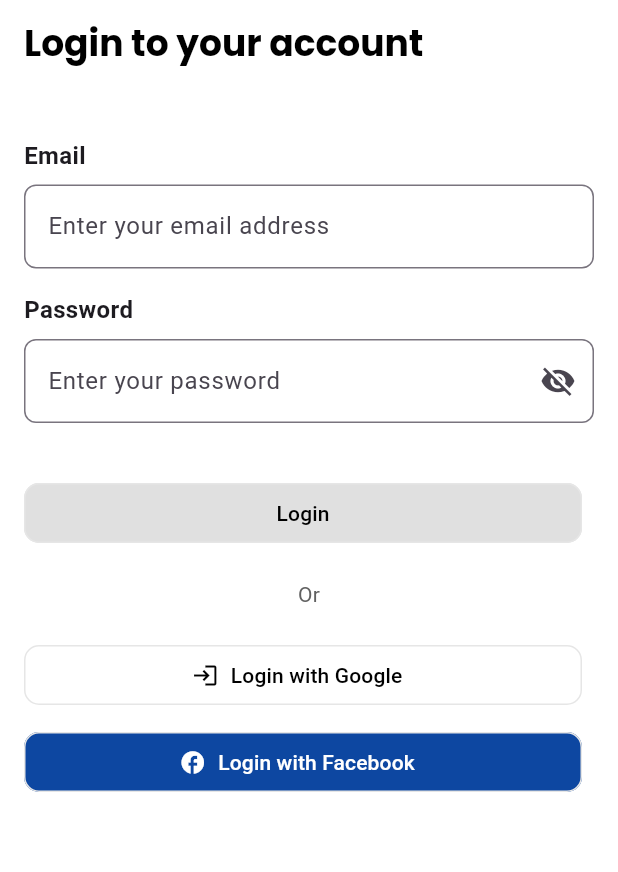
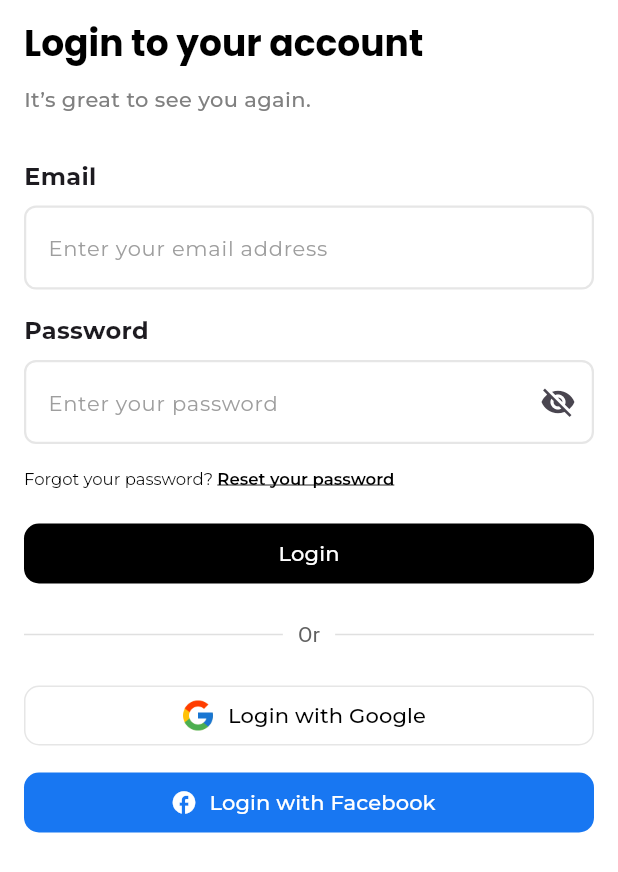
Before and after one commit to azzanslebew/GetX_Apps, a Flutter app: the screen it shows after launch, on a phone screen of 412 x 824 dp. Shown: the top 872 px of the screen. Run offline on Flutter 3.47's test engine with Material 3 defaults, Android fonts, the light colour scheme and no system bars; our stand-ins replace get, google_fonts.

Commit message:
#6 Login Page part2

```diff
--- a/lib/pages/login_page.dart
+++ b/lib/pages/login_page.dart
@@ -1,9 +1,11 @@
 import 'package:flutter/material.dart';
 import 'package:get/get.dart';
 import 'package:getx_apps/controller/login_controller.dart';
+import 'package:getx_apps/widgets/text.dart';
 import 'package:getx_apps/widgets/text_field.dart';
 import 'package:getx_apps/widgets/elevated_button.dart';
 import 'package:getx_apps/widgets/appbar.dart';
+import 'package:google_fonts/google_fonts.dart';
 
 class LoginPage extends StatelessWidget {
   const LoginPage({super.key});
@@ -20,12 +22,19 @@ class LoginPage extends StatelessWidget {
         fontSize: 24,
       ),
       body: Padding(
-        padding: const EdgeInsets.all(16.0),
+        padding: const EdgeInsets.symmetric(horizontal: 16.0),
         child: Column(
           crossAxisAlignment: CrossAxisAlignment.stretch,
           children: [
-            const SizedBox(height: 20),
+            MyText(
+                text: 'It’s great to see you again.',
+                textStyle: GoogleFonts.montserrat(
+                    color: const Color(0xff808080),
+                    fontWeight: FontWeight.w500)),
 
+            const SizedBox(height: 30),
+
+            // Text Field untuk Email
             MyTextField(
               label: 'Email',
               hintText: 'Enter your email address',
@@ -35,6 +44,7 @@ class LoginPage extends StatelessWidget {
               },
             ),
 
+            // Text Field untuk Password
             Obx(() => MyTextField(
                   label: 'Password',
                   hintText: 'Enter your password',
@@ -49,25 +59,80 @@ class LoginPage extends StatelessWidget {
                   },
                 )),
 
+            Align(
+              alignment: Alignment.centerLeft,
+              child: GestureDetector(
+                onTap: () {},
+                child: RichText(
+                  text: TextSpan(
+                    children: [
+                      TextSpan(
+                        text: 'Forgot your password? ',
+                        style: GoogleFonts.montserrat(
+                          fontSize: 11,
+                          color: Colors.black,
+                        ),
+                      ),
+                      TextSpan(
+                        text: 'Reset your password',
+                        style: GoogleFonts.montserrat(
+                          fontWeight: FontWeight.w600,
+                          fontSize: 11,
+                          color: Colors.black,
+                          decoration: TextDecoration.underline,
+                        ),
+                      ),
+                    ],
+                  ),
+                ),
+              ),
+            ),
+
             const SizedBox(height: 20),
 
+            // Tombol Login
             MyButton(
               onPressed: () {
                 loginController.login();
               },
               category: 'Login',
-              backgroundColor: Colors.grey.shade300,
-              textColor: Colors.black,
+              backgroundColor: Colors.black,
+              textColor: Colors.white,
               borderRadius: 10.0,
               showIcon: false,
+              showBorder: false,
             ),
 
             const SizedBox(height: 20),
-            Center(
-              child: Text('Or', style: TextStyle(color: Colors.grey.shade700)),
+
+            // Garis dengan Teks "Or"
+            Row(
+              children: [
+                Expanded(
+                  child: Divider(
+                    thickness: 1,
+                    color: Colors.grey.shade300,
+                  ),
+                ),
+                Padding(
+                  padding: const EdgeInsets.symmetric(horizontal: 10.0),
+                  child: Text(
+                    'Or',
+                    style: TextStyle(color: Colors.grey.shade700),
+                  ),
+                ),
+                Expanded(
+                  child: Divider(
+                    thickness: 1,
+                    color: Colors.grey.shade300,
+                  ),
+                ),
+              ],
             ),
+
             const SizedBox(height: 20),
 
+            // Tombol Login dengan Google
             MyButton(
               onPressed: () {},
               category: 'Login with Google',
@@ -75,18 +140,24 @@ class LoginPage extends StatelessWidget {
               textColor: Colors.black,
               borderRadius: 10.0,
               showIcon: true,
-              icon: Icons.login,
+              iconWidget: Image.asset(
+                'assets/images/google_icon.png',
+                width: 24.0,
+                height: 24.0,
+              ),
             ),
 
             const SizedBox(height: 10),
 
+            // Tombol Login dengan Facebook
             MyButton(
               onPressed: () {},
               category: 'Login with Facebook',
-              backgroundColor: Colors.blue.shade900,
+              backgroundColor: const Color(0xff1877F2),
               textColor: Colors.white,
               borderRadius: 10.0,
               showIcon: true,
+              showBorder: false,
               icon: Icons.facebook,
             ),
           ],
--- a/lib/pages/menus/home.dart
+++ b/lib/pages/menus/home.dart
@@ -11,7 +11,7 @@ class Home extends StatelessWidget {
 
   @override
   Widget build(BuildContext context) {
-    final CategoryController categoryController = Get.put(CategoryController());
+    final CategoryController categoryController = Get.find();
 
     return Scaffold(
       appBar: const MyAppBar(
--- a/lib/widgets/Home/category_button.dart
+++ b/lib/widgets/Home/category_button.dart
@@ -5,12 +5,12 @@ import 'package:getx_apps/widgets/elevated_button.dart';
 
 class CategoryButton extends StatelessWidget {
   final String category;
-  final CategoryController controller = Get.find();
 
-  CategoryButton(this.category, {super.key});
+  const CategoryButton(this.category, {super.key});
 
   @override
   Widget build(BuildContext context) {
+    final CategoryController controller = Get.find();
     return Obx(() {
       bool isSelected = controller.selectedCategory.value == category;
       return Container(
--- a/lib/widgets/Home/search_bar.dart
+++ b/lib/widgets/Home/search_bar.dart
@@ -18,11 +18,14 @@ class MySearchBar extends StatelessWidget {
           const SizedBox(width: 8),
           Expanded(
             child: TextField(
+              cursorColor: Colors.black,
               decoration: InputDecoration(
                 hintText: 'Search for clothes...',
                 border: InputBorder.none,
                 hintStyle: TextStyle(
-                    color: Colors.grey.shade400, fontWeight: FontWeight.w400),
+                    color: Colors.grey.shade400,
+                    fontWeight: FontWeight.w400,
+                    fontSize: 14),
               ),
             ),
           ),
--- a/lib/widgets/elevated_button.dart
+++ b/lib/widgets/elevated_button.dart
@@ -1,4 +1,5 @@
 import 'package:flutter/material.dart';
+import 'package:google_fonts/google_fonts.dart';
 
 class MyButton extends StatelessWidget {
   final VoidCallback onPressed;
@@ -10,6 +11,8 @@ class MyButton extends StatelessWidget {
   final bool isSelected;
   final bool showIcon;
   final IconData? icon;
+  final Widget? iconWidget;
+  final bool showBorder;
 
   const MyButton({
     super.key,
@@ -22,25 +25,34 @@ class MyButton extends StatelessWidget {
     this.isSelected = false,
     this.showIcon = false,
     this.icon,
+    this.iconWidget,
+    this.showBorder = true,
   });
 
   @override
   Widget build(BuildContext context) {
-    return Container(
-      padding: const EdgeInsets.only(right: 8),
+    return SizedBox(
       child: ElevatedButton.icon(
         onPressed: onPressed,
-        icon: showIcon && icon != null
-            ? Icon(icon, color: textColor)
-            : Container(),
-        label: Text(category),
+        icon: showIcon
+            ? iconWidget ??
+                (icon != null ? Icon(icon, color: textColor) : const SizedBox())
+            : const SizedBox(),
+        label: Text(
+          category,
+          style: GoogleFonts.montserrat(
+              color: isSelected ? Colors.white : textColor),
+        ),
         style: ElevatedButton.styleFrom(
           shape: RoundedRectangleBorder(
             borderRadius: BorderRadius.circular(borderRadius),
-            side: BorderSide(
-              style: BorderStyle.solid,
-              color: isSelected ? Colors.transparent : const Color(0xffE6E6E6),
-            ),
+            side: showBorder
+                ? BorderSide(
+                    color: isSelected
+                        ? Colors.transparent
+                        : const Color(0xffE6E6E6),
+                  )
+                : BorderSide.none,
           ),
           backgroundColor: isSelected ? Colors.black : backgroundColor,
           foregroundColor: isSelected ? Colors.white : textColor,
--- a/lib/widgets/text_field.dart
+++ b/lib/widgets/text_field.dart
@@ -1,4 +1,5 @@
 import 'package:flutter/material.dart';
+import 'package:google_fonts/google_fonts.dart';
 
 class MyTextField extends StatelessWidget {
   final String label;
@@ -8,6 +9,8 @@ class MyTextField extends StatelessWidget {
   final IconData? icon;
   final VoidCallback? onIconPressed;
   final Function(String)? onChanged;
+  final TextStyle? hintStyle;
+  final TextStyle? labelStyle;
 
   const MyTextField({
     super.key,
@@ -18,6 +21,8 @@ class MyTextField extends StatelessWidget {
     this.icon,
     this.onIconPressed,
     this.onChanged,
+    this.hintStyle,
+    this.labelStyle,
   });
 
   @override
@@ -27,14 +32,24 @@ class MyTextField extends StatelessWidget {
       children: [
         Text(
           label,
-          style: const TextStyle(fontWeight: FontWeight.bold, fontSize: 16),
+          style: labelStyle ??
+              GoogleFonts.montserrat(
+                fontWeight: FontWeight.bold,
+                fontSize: 16,
+              ),
         ),
         const SizedBox(height: 8),
         TextField(
+          cursorColor: Colors.black,
           obscureText: isPassword && !isPasswordVisible,
           onChanged: onChanged,
           decoration: InputDecoration(
             hintText: hintText,
+            hintStyle: hintStyle ??
+                GoogleFonts.montserrat(
+                    color: Colors.grey,
+                    fontWeight: FontWeight.w400,
+                    fontSize: 14),
             suffixIcon: isPassword
                 ? IconButton(
                     icon: Icon(
@@ -47,6 +62,18 @@ class MyTextField extends StatelessWidget {
                 : null,
             border: OutlineInputBorder(
               borderRadius: BorderRadius.circular(8),
+              borderSide:
+                  const BorderSide(color: Color(0xffE6E6E6), width: 1.5),
+            ),
+            focusedBorder: OutlineInputBorder(
+              borderRadius: BorderRadius.circular(8),
+              borderSide:
+                  const BorderSide(color: Color(0xffE6E6E6), width: 1.5),
+            ),
+            enabledBorder: OutlineInputBorder(
+              borderRadius: BorderRadius.circular(8),
+              borderSide:
+                  const BorderSide(color: Color(0xffE6E6E6), width: 1.5),
             ),
           ),
         ),
--- a/pubspec.yaml
+++ b/pubspec.yaml
@@ -64,6 +64,8 @@ flutter:
   #   - images/a_dot_burr.jpeg
   #   - images/a_dot_ham.jpeg
   assets:
+
+    - assets/images/google_icon.png
 
     #Shirts image
     - assets/images/shirts/bentayan_flannel.jpg
```
Also changed, not shown: assets/images/google_icon.png (added).
